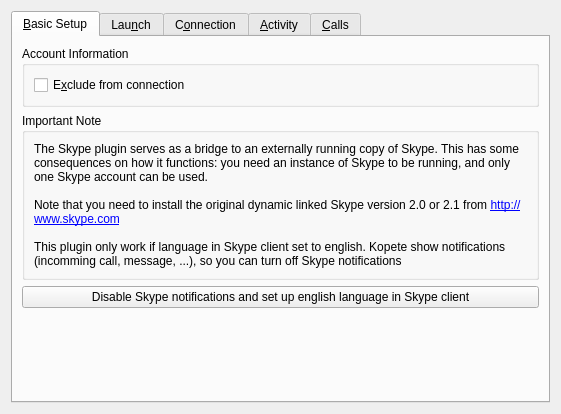
Qt form protocols/skype/ui/skypeeditaccountbase.ui (KDE/kopete) before a commit.
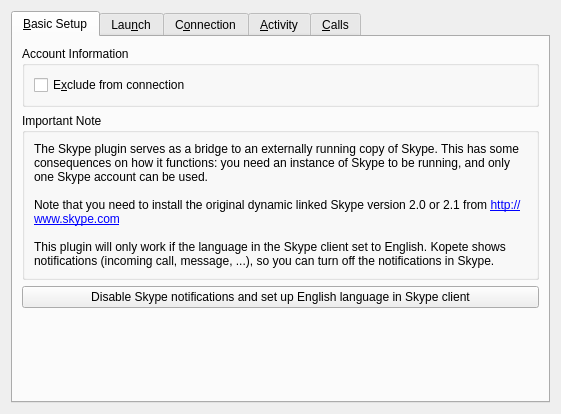
The same form after that commit.

Commit message:
Proof-reading kopete.  To summarise the take-away points:
- cant in normal usage should be can't; though in KDE, we standardise on cannot
- occurred has two Rs, the way to remember is that otherwise it says cured at
  the end of the word, whereas what we want is the sound a cat makes (purr)

Diff of the .ui file:
```diff
--- a/protocols/skype/ui/skypeeditaccountbase.ui
+++ b/protocols/skype/ui/skypeeditaccountbase.ui
@@ -69,7 +69,7 @@
           <item>
            <widget class="QLabel" name="textLabel3">
             <property name="text">
-             <string>The Skype plugin serves as a bridge to an externally running copy of Skype. This has some consequences on how it functions: you need an instance of Skype to be running, and only one Skype account can be used.&lt;br /&gt;&lt;br /&gt;Note that you need to install the original dynamic linked Skype version 2.0 or 2.1 from &lt;a href=&quot;http://www.skype.com&quot;&gt;http://www.skype.com&lt;/a&gt;&lt;br /&gt;&lt;br /&gt;This plugin only work if language in Skype client set to english. Kopete show notifications (incomming call, message, ...), so you can turn off Skype notifications</string>
+             <string>The Skype plugin serves as a bridge to an externally running copy of Skype. This has some consequences on how it functions: you need an instance of Skype to be running, and only one Skype account can be used.&lt;br /&gt;&lt;br /&gt;Note that you need to install the original dynamic linked Skype version 2.0 or 2.1 from &lt;a href=&quot;http://www.skype.com&quot;&gt;http://www.skype.com&lt;/a&gt;&lt;br /&gt;&lt;br /&gt;This plugin will only work if the language in the Skype client set to English. Kopete shows notifications (incoming call, message, ...), so you can turn off the notifications in Skype.</string>
             </property>
             <property name="textFormat">
              <enum>Qt::RichText</enum>
@@ -85,7 +85,7 @@
        <item>
         <widget class="QPushButton" name="configureSkypeClient">
          <property name="text">
-          <string>Disable Skype notifications and set up english language in Skype client</string>
+          <string>Disable Skype notifications and set up English language in Skype client</string>
          </property>
         </widget>
        </item>
```
Left out of the diff: 6 changed lines with no effect on the pictures. The commit also changes 5 other files.
